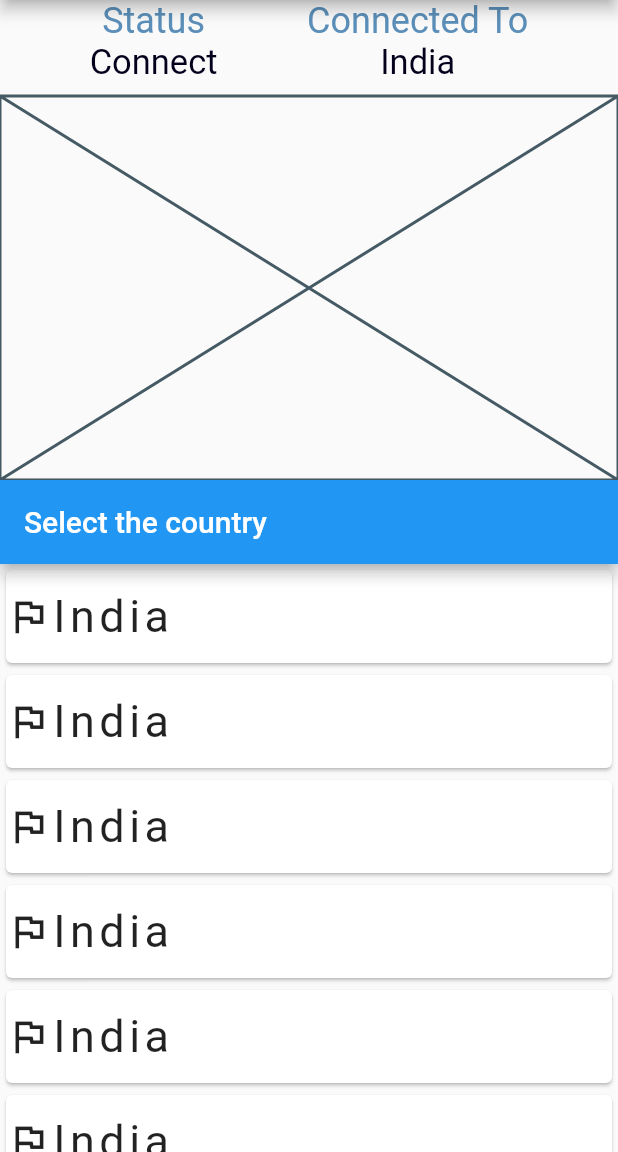
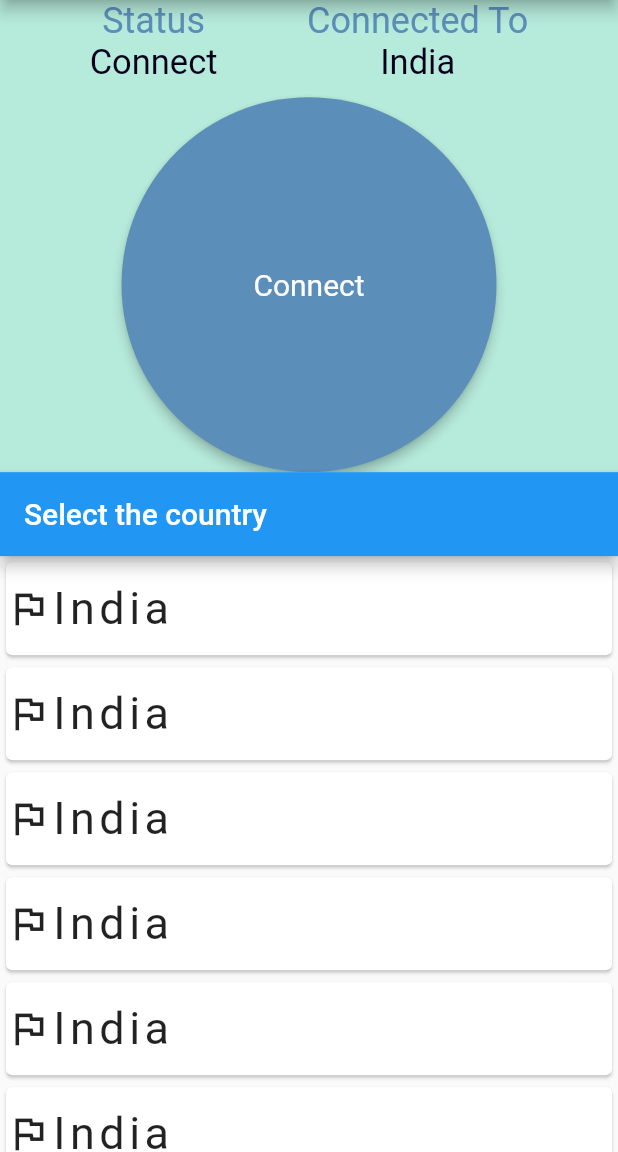
Before and after one commit to AsbarK/asbarsvpn, a Flutter app: the screen it shows after launch, on a phone screen of 412 x 824 dp, the part 84-1236 px from its top. Run offline on Flutter 3.47's test engine with Material 2 defaults, Android fonts, the phone set to English and light mode, and no system bars.

Commit message:
changing vpn button

```diff
--- a/lib/main.dart
+++ b/lib/main.dart
@@ -44,7 +44,10 @@ class _MyHomePageState extends State<MyHomePage> {
   String _selectedCountry = "India";
   ButtonStyle style = ElevatedButton.styleFrom(
     textStyle: const TextStyle(fontSize: 20),
-    backgroundColor: Colors.blueGrey,
+    backgroundColor: const Color.fromRGBO(91, 143, 185, 1),
+    elevation: 3.0,
+    shape: CircleBorder(),
+    padding: EdgeInsets.all(24),
   );
   int connectbtn = 0;
 
@@ -58,14 +61,20 @@ class _MyHomePageState extends State<MyHomePage> {
       // _text_afterconnection = "red";
       if (connectbtn % 2 == 0) {
         style = ElevatedButton.styleFrom(
-          textStyle: const TextStyle(fontSize: 30),
+          textStyle: const TextStyle(fontSize: 20),
           backgroundColor: Colors.red,
+          elevation: 3.0,
+          shape: CircleBorder(),
+          padding: EdgeInsets.all(24),
         );
         _textcountry = "Connected";
       } else {
         style = ElevatedButton.styleFrom(
           textStyle: const TextStyle(fontSize: 20),
           backgroundColor: Colors.blueGrey,
+          elevation: 3.0,
+          shape: CircleBorder(),
+          padding: EdgeInsets.all(24),
         );
         _textcountry = "Connect";
       }
@@ -92,6 +101,7 @@ class _MyHomePageState extends State<MyHomePage> {
     // fast, so that you can just rebuild anything that needs updating rather
     // than having to individually change instances of widgets.
     return Scaffold(
+      backgroundColor: const Color.fromRGBO(182, 234, 218, 1),
       appBar: AppBar(
         // Here we take the value from the MyHomePage object that was created by
         // the App.build method, and use it to set our appbar title.
@@ -197,7 +207,28 @@ class _MyHomePageState extends State<MyHomePage> {
                 ],
               ),
             ),
-            Expanded(flex: 4, child: Placeholder()),
+            Container(
+              width: 250,
+              height: 250,
+              child: SizedBox(
+                  width: 250.0,
+                  child: ElevatedButton(
+                    onPressed: _incrementCounter,
+                    child: Text(_textcountry),
+                    style: style,
+                  )),
+              // child: InkWell(
+              //   borderRadius: BorderRadius.circular(100),
+              //   onTap: _incrementCounter,
+              //   child: Container(
+
+              //     color: const Color.fromRGBO(91, 143, 185, 1),
+              //     width: 300,
+              //     alignment: Alignment.center,
+              //     child: Text(_textcountry),
+              //   ),
+              // ),
+            ),
             Expanded(
               flex: 7,
               child: countrysel(),
```
